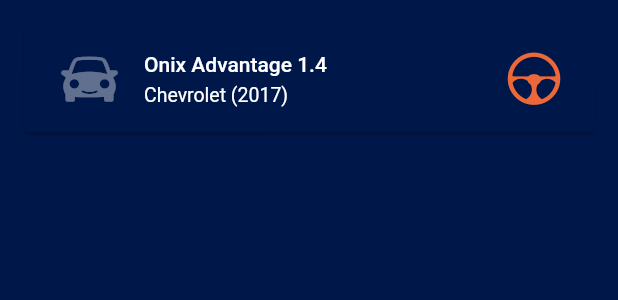
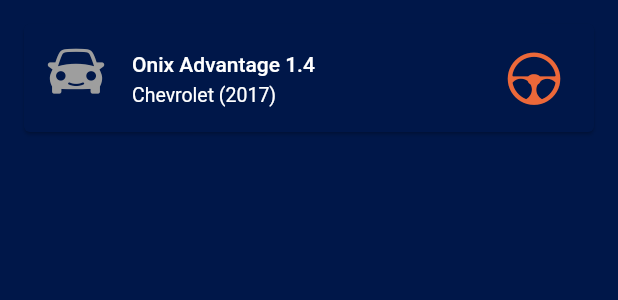
Before and after one commit to fabriciovalli/parking-app, a Flutter app: the CarItem widget shown alone on an empty page, opened directly, on a phone screen of 412 x 824 dp. Shown: the top 300 px of the screen. Run offline on Flutter 3.47's test engine with Material 2 defaults, Android fonts, the phone set to English and light mode, and no system bars; Roboto replaces fonts that are missing (Rubik).

Commit message:
alteracao de iconbutton para icon sem açao

```diff
--- a/lib/widgets/car_item.dart
+++ b/lib/widgets/car_item.dart
@@ -9,12 +9,9 @@ class CarItem extends StatelessWidget {
       margin: EdgeInsets.fromLTRB(16.0, 16.0, 16.0, 0.0),
       color: Theme.of(context).primaryColor,
       child: ListTile(
-        leading: IconButton(
-          padding: EdgeInsets.all(1.0),
-          iconSize: 30.0,
-          icon: Icon(
-            App4Car.app4carIcon,
-          ),
+        leading: Icon(
+          App4Car.app4carIcon,
+          size: 30.0,
         ),
         title: const Text(
           'Onix Advantage 1.4',
```
